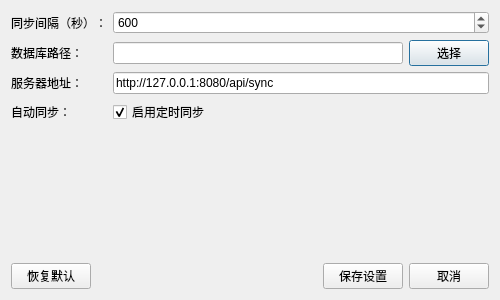
This is src/ui/SettingsDialog.ui in xujianye0919/Qt-system as Qt 5 draws it before an edit. The edited form follows.
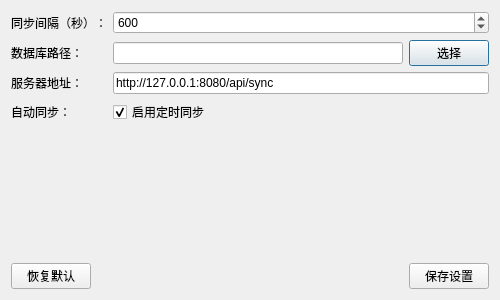
This is the edited form.

Commit message: 第十八次提交：修补通知和设置界面信号槽重复的问题，解决了这两界面的按键需点击两次的问题

What changed in the file:
```diff
--- a/src/ui/SettingsDialog.ui
+++ b/src/ui/SettingsDialog.ui
@@ -128,13 +128,6 @@
        </property>
       </widget>
      </item>
-     <item>
-      <widget class="QPushButton" name="cancelBtn">
-       <property name="text">
-        <string>取消</string>
-       </property>
-      </widget>
-     </item>
     </layout>
    </item>
   </layout>
```
Left out of the diff: 75 changed lines with no effect on the pictures. The commit also changes 7 other files.
